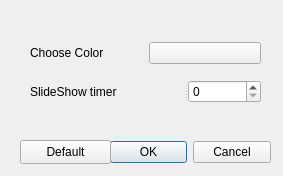
Old version of the form settingsdlg.ui in the repository sdutz/QPhoto.
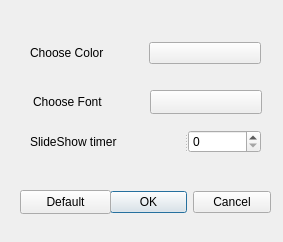
New version of the form.

Commit message: Agg. font in configurazione e agg. log di errori con finestra di gestione, migliorato slideshow

Patch:
```diff
--- a/settingsdlg.ui
+++ b/settingsdlg.ui
@@ -7,7 +7,7 @@
     <x>0</x>
     <y>0</y>
     <width>283</width>
-    <height>176</height>
+    <height>242</height>
    </rect>
   </property>
   <property name="windowTitle">
@@ -17,7 +17,7 @@
    <property name="geometry">
     <rect>
      <x>110</x>
-     <y>140</y>
+     <y>190</y>
      <width>161</width>
      <height>25</height>
     </rect>
@@ -33,7 +33,7 @@
    <property name="geometry">
     <rect>
      <x>20</x>
-     <y>140</y>
+     <y>190</y>
      <width>91</width>
      <height>24</height>
     </rect>
@@ -42,7 +42,7 @@
     <string>Default</string>
    </property>
   </widget>
-  <widget class="QWidget" name="">
+  <widget class="QWidget" name="layoutWidget">
    <property name="geometry">
     <rect>
      <x>30</x>
@@ -72,7 +72,7 @@
    <property name="geometry">
     <rect>
      <x>30</x>
-     <y>80</y>
+     <y>130</y>
      <width>231</width>
      <height>23</height>
     </rect>
@@ -87,6 +87,32 @@
    </widget>
    <widget class="QSpinBox" name="spinSec"/>
   </widget>
+  <widget class="QLabel" name="label_3">
+   <property name="geometry">
+    <rect>
+     <x>33</x>
+     <y>90</y>
+     <width>113</width>
+     <height>24</height>
+    </rect>
+   </property>
+   <property name="text">
+    <string>Choose Font</string>
+   </property>
+  </widget>
+  <widget class="QPushButton" name="Font_Btn">
+   <property name="geometry">
+    <rect>
+     <x>150</x>
+     <y>90</y>
+     <width>112</width>
+     <height>24</height>
+    </rect>
+   </property>
+   <property name="text">
+    <string/>
+   </property>
+  </widget>
  </widget>
  <resources/>
  <connections>
```
The commit also changes 11 other files.
